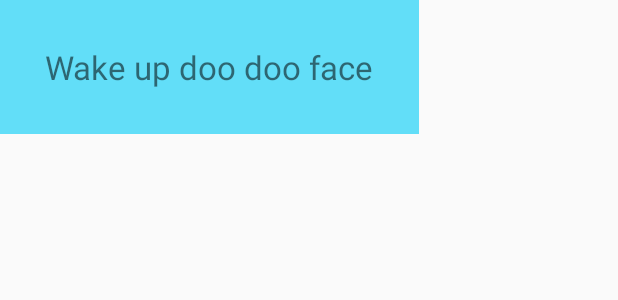
After one commit to kaikaybee/SnuuzRepo, an Android app: the layout pop_up.xml on its own in the app's theme, with its tools: preview values and no code run, on a phone screen of 412 x 824 dp. The commit adds this screen. Shown: the top 300 px of the screen. Run offline under Robolectric (Android 15) with nearby library versions, the phone set to English and light mode, and no system bars.

Commit message:
Alarm can be set and will trigger at the set time. Alarm can wake up phone and bypass screen locks. When triggered, the alarm will display an Alarm Notification Activity.

```diff
--- a/app/src/main/AndroidManifest.xml
+++ b/app/src/main/AndroidManifest.xml
@@ -24,6 +24,11 @@
         </activity>
         <activity android:name=".HistoryActivity" >
         </activity>
+        <activity android:name=".AlarmNotif" >
+        </activity>
+        <service android:name=".AlarmService"
+            android:enabled="true" />
+        <receiver android:name=".AlarmReceiver"/>
     </application>
 
 </manifest>
--- a/app/src/main/java/com/example/snuuz/SettingsActivity.java
+++ b/app/src/main/java/com/example/snuuz/SettingsActivity.java
@@ -5,6 +5,8 @@ import android.os.Bundle;
 import android.view.Menu;
 import android.view.MenuInflater;
 import android.view.MenuItem;
+
+
 import androidx.appcompat.widget.Toolbar;
 import androidx.appcompat.app.AppCompatActivity;
 
--- a/app/src/main/res/layout/activity_main.xml
+++ b/app/src/main/res/layout/activity_main.xml
@@ -23,6 +23,11 @@
         android:layout_width="fill_parent"
         android:layout_height="wrap_content"
         android:text="@string/cancel_alarm"/>
+    <Button
+        android:id="@+id/popupBtn"
+        android:layout_width="fill_parent"
+        android:layout_height="wrap_content"
+        android:text="popup"/>
     <TextView
         android:id="@+id/alarm_prompt"
         android:layout_width="fill_parent"
--- /dev/null
+++ b/app/src/main/res/layout/pop_up.xml
@@ -0,0 +1,16 @@
+<?xml version="1.0" encoding="utf-8"?>
+<RelativeLayout
+    xmlns:android="http://schemas.android.com/apk/res/android"
+    android:layout_width="wrap_content"
+    android:layout_height="wrap_content"
+    android:background="#62def8">
+
+    <TextView
+        android:layout_width="wrap_content"
+        android:layout_height="wrap_content"
+        android:layout_centerInParent="true"
+        android:layout_margin="30dp"
+        android:textSize="22sp"
+        android:text="Wake up doo doo face"/>
+
+</RelativeLayout>
```
Also changed, not shown: app/src/main/java/com/example/snuuz/AlarmNotif.java (added, +20 -0 lines), app/src/main/java/com/example/snuuz/AlarmReceiver.java (added, +22 -0 lines), app/src/main/java/com/example/snuuz/AlarmService.java (added, +26 -0 lines), app/src/main/java/com/example/snuuz/MainActivity.java (+54 -5 lines), app/src/main/res/layout/activity_alarm_notif.xml (added, +11 -0 lines).
